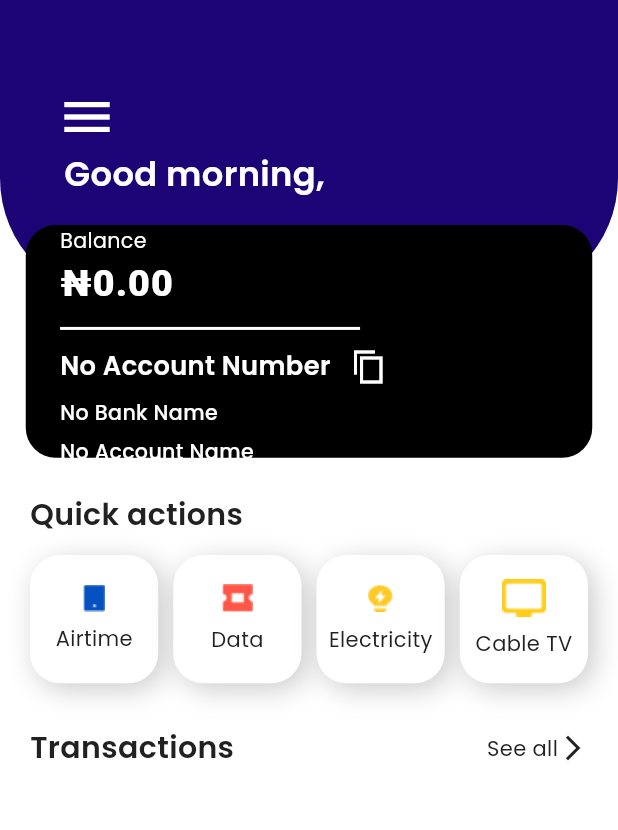
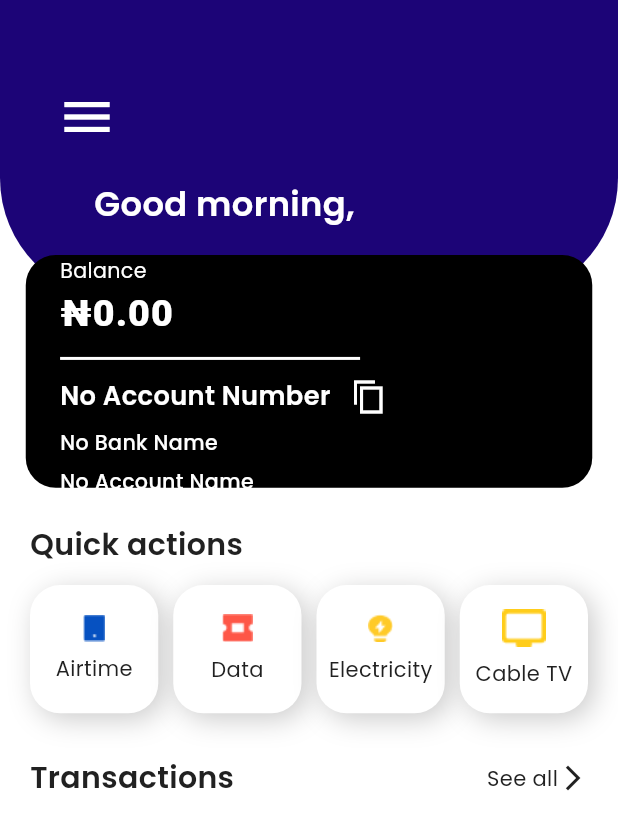
Before and after one commit to 5Star-Inn-Company-Frontend/mra, a Flutter app: the DashBoard screen opened directly, on a phone screen of 412 x 824 dp. Shown: the top 830 px of the screen. Run offline on Flutter 3.47's test engine with Material 3 defaults, Android fonts, the phone set to English and light mode, and no system bars; our stand-ins replace another_flushbar, connectivity_plus, dio, flutter_screenutil, flutter_secure_storage, google_fonts and 8 more; missing offline and left inert: awesome_dio_interceptor, clipboard, fast_contacts, flutter_pin_code_fields; accounts and stored records are empty; network calls fail; project files that could hold a hidden picture were left out.

Commit message:
dashboard adjustment

```diff
--- a/lib/utils/widget/custom_appbar.dart
+++ b/lib/utils/widget/custom_appbar.dart
@@ -107,7 +107,7 @@ class _CustomAppBarState extends State<CustomAppBar> {
         ),
 
         Padding(
-          padding: const EdgeInsets.only(top: 100.0, left: 40),
+          padding: const EdgeInsets.only(top: 120.0, left: 60),
           child: MyText(
             title: 'Good $daytime, ${userData?.firstname}',
             weight: FontWeight.w600, align: TextAlign.center, size: 22.5, color: plugWhite, textOverflow: TextOverflow.visible,
@@ -115,7 +115,7 @@ class _CustomAppBarState extends State<CustomAppBar> {
         ),
 
         Padding(
-          padding: const EdgeInsets.only(top: 150.0),
+          padding: const EdgeInsets.only(top: 170.0),
           child: Container(
             margin: EdgeInsets.symmetric(horizontal: 15.w),
             padding: EdgeInsets.symmetric(horizontal: 20.w),
```
